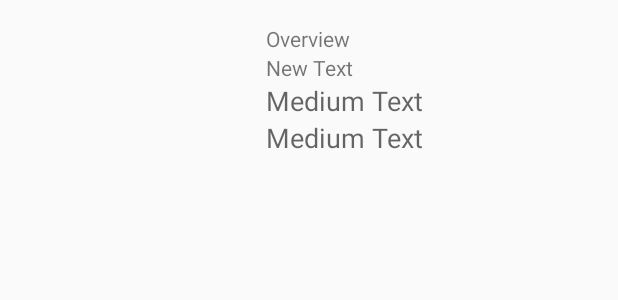
After one commit to KostasC22/PopularMovies, an Android app: the layout fragment_movie.xml on its own in the app's theme, with its tools: preview values and no code run, on a phone screen of 412 x 824 dp. The commit adds this screen. Shown: the top 300 px of the screen. Run offline under Robolectric (Android 15) with nearby library versions, the phone set to English and light mode, and no system bars.

Commit message:
- almost fix the project, some minor details have left to fix.

```diff
--- /dev/null
+++ b/app/src/main/res/layout/fragment_movie.xml
@@ -0,0 +1,58 @@
+<RelativeLayout xmlns:android="http://schemas.android.com/apk/res/android"
+    xmlns:tools="http://schemas.android.com/tools"
+    android:layout_width="match_parent"
+    android:layout_height="match_parent"
+    android:paddingBottom="@dimen/activity_vertical_margin"
+    android:paddingLeft="@dimen/activity_horizontal_margin"
+    android:paddingRight="@dimen/activity_horizontal_margin"
+    android:paddingTop="@dimen/activity_vertical_margin"
+    tools:context="com.havistudio.popularmovies.MovieActivityFragment"
+    tools:showIn="@layout/activity_movie">
+
+
+    <ImageView
+        android:layout_width="wrap_content"
+        android:layout_height="wrap_content"
+        android:id="@+id/imageview_poster_img"
+        android:layout_alignParentTop="true"
+        android:layout_alignParentLeft="true"
+        android:layout_alignParentStart="true" />
+
+    <TextView
+        android:layout_width="wrap_content"
+        android:layout_height="wrap_content"
+        android:textAppearance="?android:attr/textAppearanceSmall"
+        android:text="@string/movie_activity_overview_title"
+        android:id="@+id/textview_overview_title"
+        android:layout_below="@+id/imageview_poster_img"
+        android:layout_centerHorizontal="true" />
+
+    <TextView
+        android:layout_width="wrap_content"
+        android:layout_height="wrap_content"
+        android:text="New Text"
+        android:id="@+id/textview_overview_text"
+        android:layout_below="@+id/textview_overview_title"
+        android:layout_alignLeft="@+id/textview_overview_title"
+        android:layout_alignStart="@+id/textview_overview_title" />
+
+    <TextView
+        android:layout_width="wrap_content"
+        android:layout_height="wrap_content"
+        android:textAppearance="?android:attr/textAppearanceMedium"
+        android:text="Medium Text"
+        android:id="@+id/textview_release_date"
+        android:layout_below="@+id/textview_overview_text"
+        android:layout_alignLeft="@+id/textview_overview_text"
+        android:layout_alignStart="@+id/textview_overview_text" />
+
+    <TextView
+        android:layout_width="wrap_content"
+        android:layout_height="wrap_content"
+        android:textAppearance="?android:attr/textAppearanceMedium"
+        android:text="Medium Text"
+        android:id="@+id/textview_average_rating"
+        android:layout_below="@+id/textview_release_date"
+        android:layout_alignLeft="@+id/textview_release_date"
+        android:layout_alignStart="@+id/textview_release_date" />
+</RelativeLayout>
--- a/app/src/main/res/values/dimens.xml
+++ b/app/src/main/res/values/dimens.xml
@@ -3,4 +3,6 @@
     <dimen name="activity_horizontal_margin">16dp</dimen>
     <dimen name="activity_vertical_margin">16dp</dimen>
     <dimen name="fab_margin">16dp</dimen>
+    <dimen name="app_bar_height">180dp</dimen>
+    <dimen name="text_margin">16dp</dimen>
 </resources>
--- a/app/src/main/res/values/strings.xml
+++ b/app/src/main/res/values/strings.xml
@@ -5,5 +5,7 @@
         <item>Most Popular</item>
         <item>Highest Rated</item>
     </string-array>
+    <string name="movie_activity_overview_title">Overview</string>
+    <string name="title_activity_movie">MovieActivity</string>
 
 </resources>
```
Also changed, not shown: app/src/main/AndroidManifest.xml (+11 -2 lines), app/src/main/java/com/havistudio/popularmovies/Movie.java (+34 -1 lines), app/src/main/java/com/havistudio/popularmovies/MovieActivity.java (added, +26 -0 lines), app/src/main/java/com/havistudio/popularmovies/MovieActivityFragment.java (added, +50 -0 lines), app/src/main/res/layout/activity_movie.xml (added, +26 -0 lines), app/src/main/res/layout/content_movie.xml (added, +9 -0 lines), app/src/main/res/menu/menu_movie.xml (added, +10 -0 lines), app/src/main/res/menu/menu_movie_scrolling.xml (added, +10 -0 lines).
